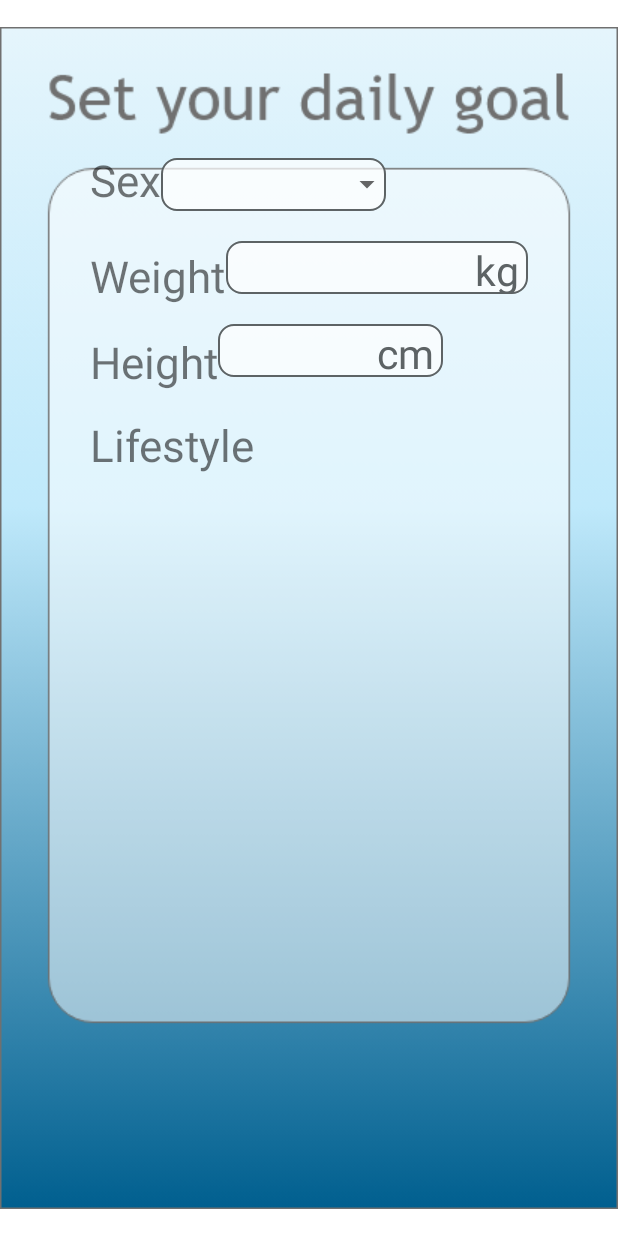
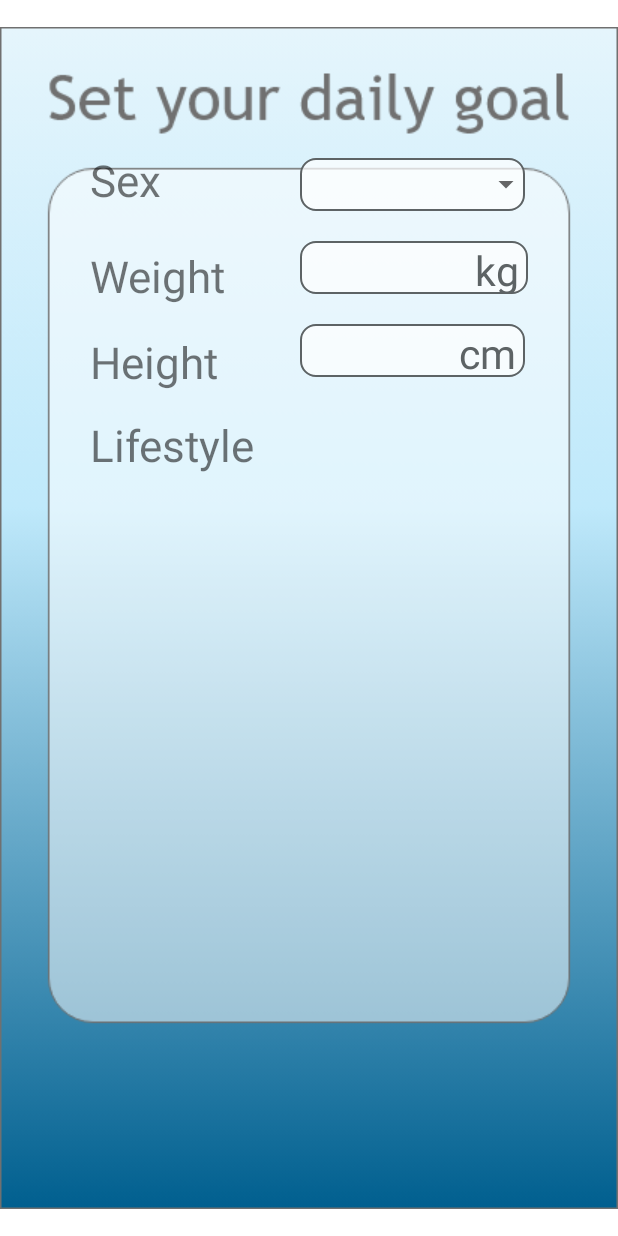
Before and after one commit to nkwasek/WaterNotifierApp, an Android app: the screen it shows after launch (MainActivity), on a phone screen of 412 x 824 dp. Run offline under Robolectric (Android 15) with nearby library versions, the phone set to English and light mode, and no system bars; Roboto replaces fonts that are not available here.

Commit message:
activity_goal layouts correction

```diff
--- a/app/src/main/res/layout/activity_goal.xml
+++ b/app/src/main/res/layout/activity_goal.xml
@@ -19,7 +19,7 @@
 
         <TextView
             android:id="@+id/textview_sex"
-            android:layout_width="wrap_content"
+            android:layout_width="140dp"
             android:layout_height="wrap_content"
             android:text="Sex"
             android:textSize="29dp"
@@ -39,12 +39,11 @@
                 android:id="@+id/spinner_sex"
                 android:layout_width="match_parent"
                 android:layout_height="match_parent"
-                android:layout_alignParentStart="false"
-                android:layout_centerVertical="false"
+                android:layout_alignParentRight="true"
                 android:layout_gravity="right|center_vertical"
                 android:layout_marginLeft="8dp"
                 android:background="@android:color/transparent"
-                android:gravity="center"
+                android:gravity="right"
                 android:spinnerMode="dropdown"
                 android:textSize="27dp" />
 
@@ -53,13 +52,13 @@
                 android:layout_height="wrap_content"
                 android:layout_alignParentRight="true"
                 android:layout_centerVertical="true"
-                android:layout_gravity="center"
+                android:layout_gravity="right"
                 android:src="@drawable/drop" />
         </RelativeLayout>
 
         <TextView
             android:id="@+id/textview_weight"
-            android:layout_width="wrap_content"
+            android:layout_width="140dp"
             android:layout_height="wrap_content"
             android:layout_below="@id/spinner_layout"
             android:layout_alignBaseline="@id/weight_layout"
@@ -108,7 +107,7 @@
 
         <TextView
             android:id="@+id/textview_height"
-            android:layout_width="wrap_content"
+            android:layout_width="140dp"
             android:layout_height="wrap_content"
             android:layout_below="@id/weight_layout"
             android:text="Height"
@@ -151,7 +150,7 @@
 
         <TextView
             android:id="@+id/textview_lifestyle"
-            android:layout_width="wrap_content"
+            android:layout_width="140dp"
             android:layout_height="wrap_content"
             android:layout_below="@id/height_layout"
             android:text="Lifestyle"
```
